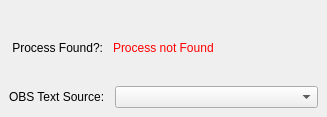
Before: the Qt Designer form src/deathcounter.ui in Kurainu/Sekiro-DeathCounter, drawn with Qt 5.
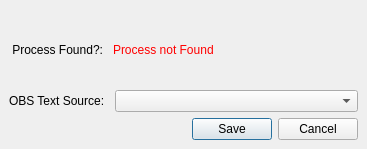
After: the same form once the commit is applied.

```diff
--- a/src/deathcounter.ui
+++ b/src/deathcounter.ui
@@ -6,8 +6,8 @@
    <rect>
     <x>0</x>
     <y>0</y>
-    <width>327</width>
-    <height>117</height>
+    <width>367</width>
+    <height>149</height>
    </rect>
   </property>
   <property name="minimumSize">
@@ -94,6 +94,16 @@
       </item>
      </layout>
     </item>
+    <item>
+     <widget class="QDialogButtonBox" name="buttonBox">
+      <property name="standardButtons">
+       <set>QDialogButtonBox::Cancel|QDialogButtonBox::Save</set>
+      </property>
+      <property name="centerButtons">
+       <bool>false</bool>
+      </property>
+     </widget>
+    </item>
    </layout>
   </widget>
  </widget>
```
